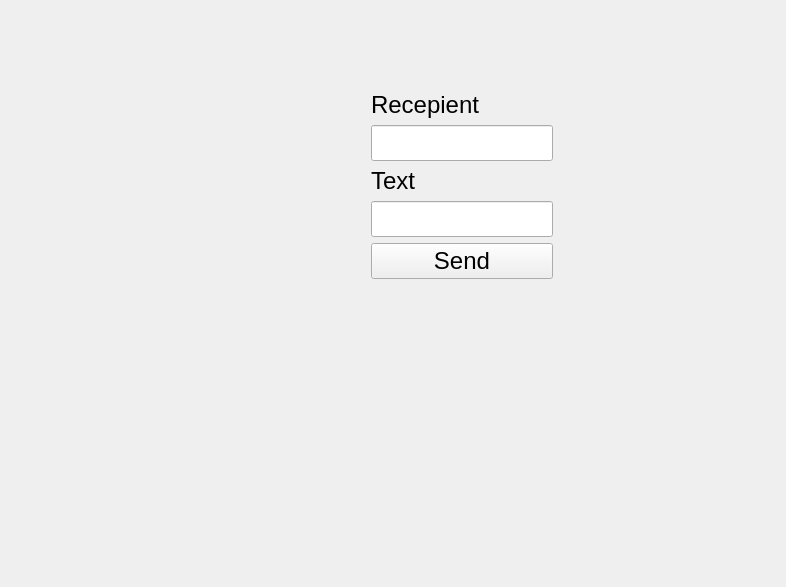
This is widget.ui in bootlessxfly/hitchedDesktop-API as Qt 5 draws it before an edit. The edited form follows.
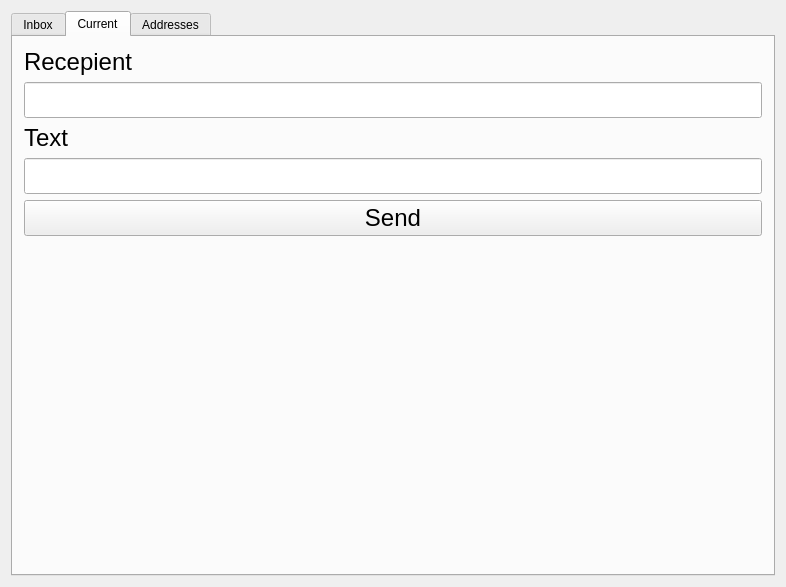
This is the edited form. The open tabs and pages were chosen to show the change.

The edit to the form file:
```diff
--- a/widget.ui
+++ b/widget.ui
@@ -13,21 +13,29 @@
   <property name="windowTitle">
    <string>Widget</string>
   </property>
-  <widget class="QWidget" name="verticalLayoutWidget">
-   <property name="geometry">
-    <rect>
-     <x>360</x>
-     <y>80</y>
-     <width>204</width>
-     <height>282</height>
-    </rect>
-   </property>
-   <property name="font">
-    <font>
-     <pointsize>18</pointsize>
-    </font>
-   </property>
+  <layout class="QGridLayout" name="gridLayout_3">
+   <item row="0" column="0">
+    <layout class="QVBoxLayout" name="verticalLayout_2">
+     <item>
+      <widget class="QTabWidget" name="tabWidget">
+       <property name="currentIndex">
+        <number>2</number>
+       </property>
+       <widget class="QWidget" name="tab">
+        <attribute name="title">
+         <string>Inbox</string>
+        </attribute>
+       </widget>
+       <widget class="QWidget" name="tab_2">
+        <attribute name="title">
+         <string>Current</string>
+        </attribute>
+        <layout class="QGridLayout" name="gridLayout">
+         <item row="0" column="0">
    <layout class="QVBoxLayout" name="verticalLayout">
+           <property name="sizeConstraint">
+            <enum>QLayout::SetDefaultConstraint</enum>
+           </property>
     <item>
      <widget class="QLabel" name="label">
       <property name="font">
@@ -101,7 +109,24 @@
      </spacer>
     </item>
    </layout>
-  </widget>
+         </item>
+        </layout>
+       </widget>
+       <widget class="QWidget" name="tab_3">
+        <attribute name="title">
+         <string>Addresses</string>
+        </attribute>
+        <layout class="QGridLayout" name="gridLayout_2">
+         <item row="0" column="0">
+          <widget class="QListWidget" name="listWidget"/>
+         </item>
+        </layout>
+       </widget>
+      </widget>
+     </item>
+    </layout>
+   </item>
+  </layout>
  </widget>
  <layoutdefault spacing="6" margin="11"/>
  <resources/>
```
Lines whose indentation alone changed are shown as unchanged.
